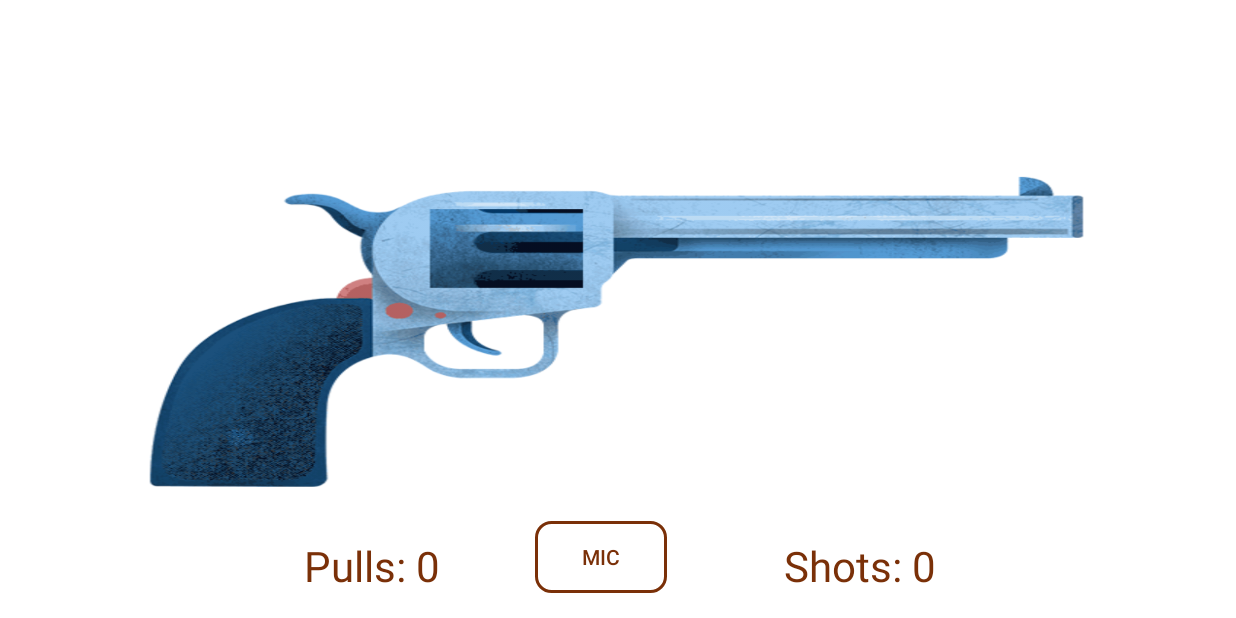
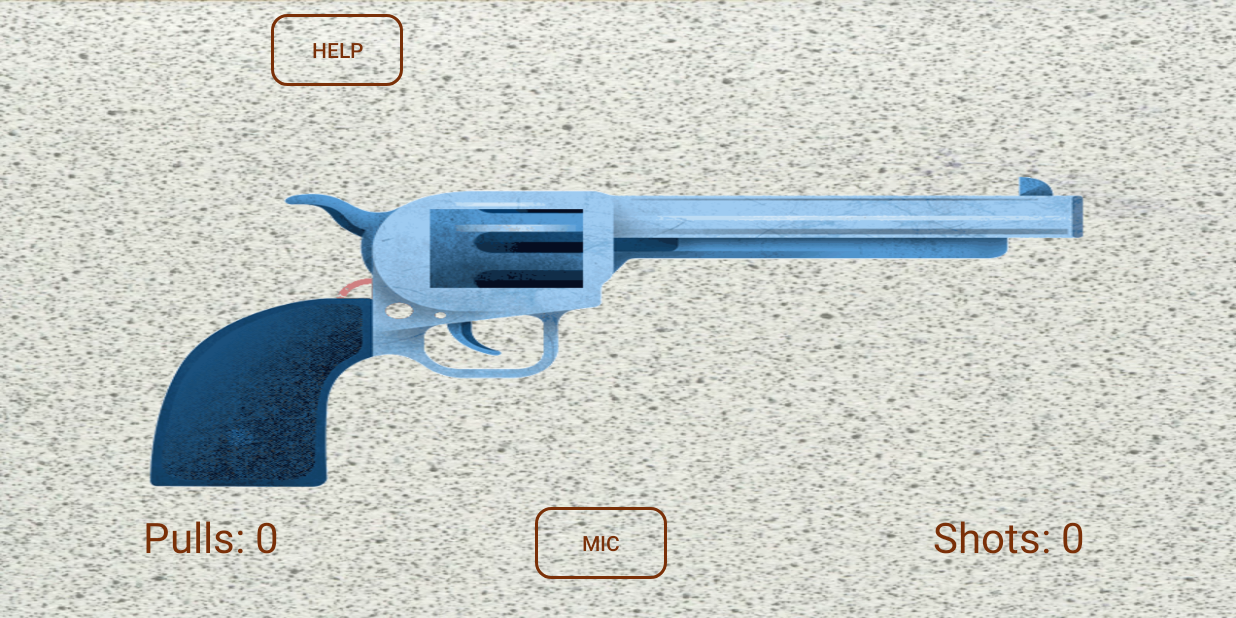
Before and after one commit to narcologer/RussianRoulette, an Android app: the screen it shows after launch (MainActivity), on a phone screen of 824 x 412 dp (held sideways). Run offline under Robolectric (Android 15) with nearby library versions, the phone set to English and light mode, and no system bars.

Commit message:
background, transparent white color and help button

```diff
--- a/app/src/main/java/com/example/russianroulette/MainActivity.java
+++ b/app/src/main/java/com/example/russianroulette/MainActivity.java
@@ -2,6 +2,7 @@ package com.example.russianroulette;
 
 import android.annotation.TargetApi;
 import android.app.Activity;
+import android.content.DialogInterface;
 import android.content.Intent;
 import android.media.AudioAttributes;
 import android.media.AudioManager;
@@ -14,6 +15,8 @@ import android.view.animation.Animation;
 import android.widget.ImageView;
 import android.widget.TextView;
 import android.graphics.drawable.AnimationDrawable;
+
+import androidx.appcompat.app.AlertDialog;
 
 import java.util.ArrayList;
 import java.util.Locale;
@@ -29,7 +32,6 @@ public class MainActivity extends Activity {
     private int sound_shot_false;
     private int sound_baraban;
     private ImageView gun;
-    private ImageView blood_image;
     private int on_shot = 3;
     private int max_number = 10;
     private int random = 0;
@@ -76,7 +78,6 @@ public class MainActivity extends Activity {
     private void init()
     {
         gun = findViewById(R.id.gun);
-        blood_image = findViewById(R.id.image_blood);
         id_pulls = findViewById(R.id.id_pulls);
         id_shots = findViewById(R.id.id_shots);
         pulls=0;
@@ -120,7 +121,6 @@ public class MainActivity extends Activity {
                                     }
                                 }, 200);
                                 sounds.play(sound_shot,1.0f,1.0f,1,0,1);
-                                blood_image.setVisibility(View.VISIBLE);
                                 pulls=0;
                                 shots=shots+1;
                             }
@@ -153,11 +153,22 @@ public class MainActivity extends Activity {
                                 }
                             }, 200);
                             sounds.play(sound_baraban,1.0f,1.0f,1,0,1);
-                            blood_image.setVisibility(View.GONE);
                             random = new Random().nextInt(max_number);
                             break;
                     }
             }
         }
     }
+
+    public void onClickReference(View view) {
+        AlertDialog.Builder builder = new AlertDialog.Builder(this);
+        builder.setTitle("Help")
+                .setMessage("Commands: \"барабан\" - generate random number. \n \"огонь\" - pull the trigger. If generated number equals certain value it will make shot.")
+                .setPositiveButton("Got it", new DialogInterface.OnClickListener() {
+                    public void onClick(DialogInterface dialog, int id) {
+                        dialog.cancel();
+                    }
+                });
+        builder.show();
+    }
 }
--- a/app/src/main/res/layout/activity_main.xml
+++ b/app/src/main/res/layout/activity_main.xml
@@ -4,6 +4,7 @@
     xmlns:tools="http://schemas.android.com/tools"
     android:layout_width="match_parent"
     android:layout_height="match_parent"
+    android:background="@drawable/background"
     tools:context=".MainActivity">
 
     <ImageView
@@ -21,6 +22,7 @@
         android:id="@+id/button_mic"
         android:layout_width="wrap_content"
         android:layout_height="wrap_content"
+        android:layout_marginBottom="10dp"
         android:background="@drawable/oval_button"
         android:onClick="onClickMic"
         android:text="Mic"
@@ -51,28 +53,50 @@
         android:id="@+id/id_pulls"
         android:layout_width="wrap_content"
         android:layout_height="wrap_content"
+        android:layout_marginStart="28dp"
+        android:layout_marginLeft="28dp"
+        android:layout_marginBottom="10dp"
         android:text="Pulls: 0"
         android:textColor="@color/brown"
         android:textSize="28dp"
         app:layout_constraintBottom_toBottomOf="parent"
         app:layout_constraintEnd_toEndOf="parent"
-        app:layout_constraintHorizontal_bias="0.276"
+        app:layout_constraintHorizontal_bias="0.095"
         app:layout_constraintStart_toStartOf="parent"
         app:layout_constraintTop_toTopOf="parent"
-        app:layout_constraintVertical_bias="0.957" />
+        app:layout_constraintVertical_bias="0.93" />
 
     <TextView
         android:id="@+id/id_shots"
         android:layout_width="wrap_content"
         android:layout_height="wrap_content"
+        android:layout_marginEnd="28dp"
+        android:layout_marginRight="28dp"
+        android:layout_marginBottom="10dp"
         android:text="Shots: 0"
         android:textColor="@color/brown"
         android:textSize="28dp"
         app:layout_constraintBottom_toBottomOf="parent"
         app:layout_constraintEnd_toEndOf="parent"
-        app:layout_constraintHorizontal_bias="0.723"
+        app:layout_constraintHorizontal_bias="0.895"
         app:layout_constraintStart_toStartOf="parent"
         app:layout_constraintTop_toTopOf="parent"
-        app:layout_constraintVertical_bias="0.957" />
+        app:layout_constraintVertical_bias="0.93" />
+
+    <Button
+        android:id="@+id/button_ref"
+        android:layout_width="wrap_content"
+        android:layout_height="wrap_content"
+        android:background="@drawable/oval_button"
+        android:onClick="onClickReference"
+        android:text="Help"
+        android:textColor="@color/brown"
+        app:backgroundTint="@color/white"
+        app:layout_constraintBottom_toBottomOf="@+id/image_blood"
+        app:layout_constraintEnd_toEndOf="@+id/image_blood"
+        app:layout_constraintHorizontal_bias="0.485"
+        app:layout_constraintStart_toStartOf="parent"
+        app:layout_constraintTop_toTopOf="parent"
+        app:layout_constraintVertical_bias="0.044" />
 
 </androidx.constraintlayout.widget.ConstraintLayout>
```
Also changed, not shown: app/src/main/res/drawable/background.png (added), app/src/main/res/drawable/frame_000_gun.png, app/src/main/res/drawable/frame_002_baraban.png, app/src/main/res/drawable/frame_004_baraban.png, app/src/main/res/drawable/frame_006_baraban.png, app/src/main/res/drawable/frame_008_baraban.png, app/src/main/res/drawable/frame_076_pull.png, app/src/main/res/drawable/frame_079_fire.png, app/src/main/res/drawable/frame_081_fire.png, app/src/main/res/drawable/frame_083_fire.png, 1 other file.
